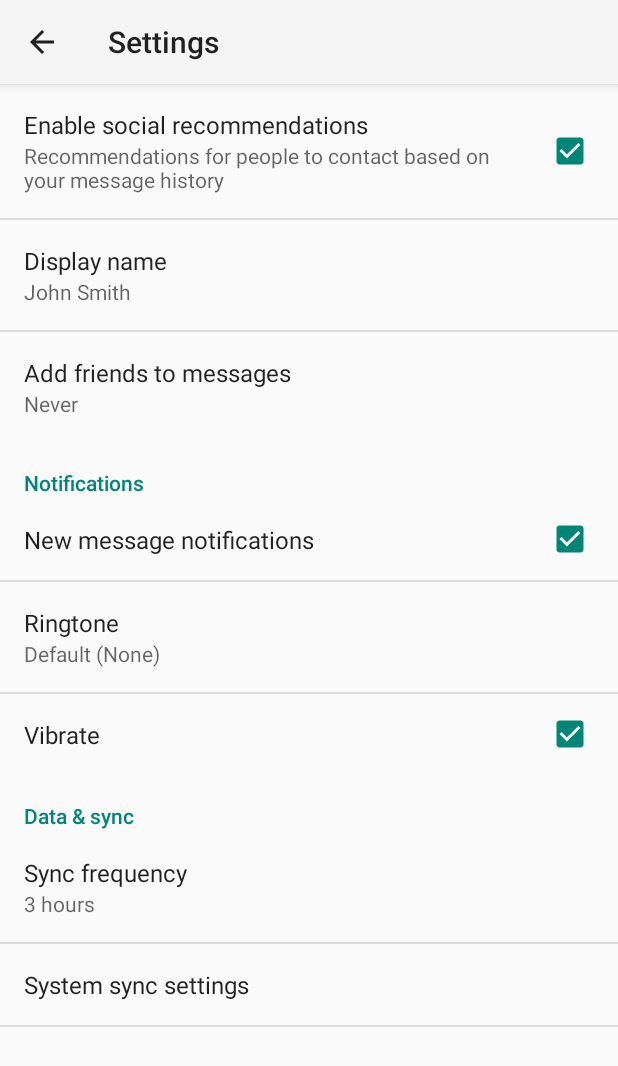
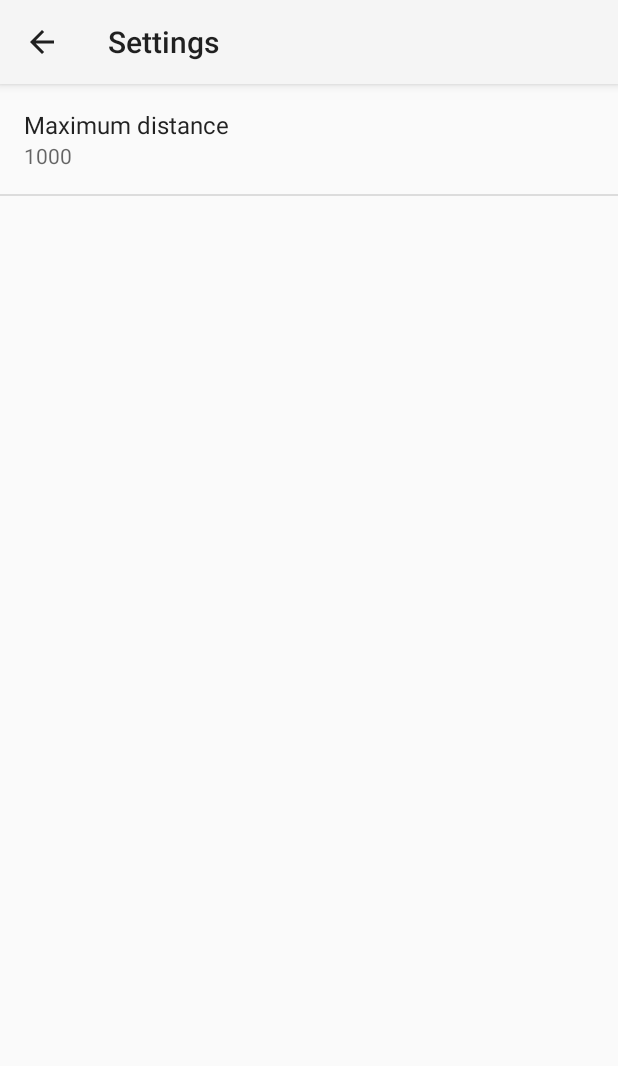
Before and after one commit to banditi/findme-application, an Android app: the MainActivity screen opened directly, with no data from a screen before it, in the options menu, after a tap on "Settings", on a phone screen of 412 x 824 dp. Shown: the top 1066 px of the screen. Run offline under Robolectric (Android 15) with nearby library versions, the phone set to English and light mode, and no system bars; 1 statement that could not run was skipped.

Commit message:
settings for maximum distance

```diff
--- a/application/findme/app/src/main/java/com/master_igor/findme/GPSHandler.java
+++ b/application/findme/app/src/main/java/com/master_igor/findme/GPSHandler.java
@@ -6,12 +6,14 @@ import android.content.BroadcastReceiver;
 import android.content.Context;
 import android.content.Intent;
 import android.content.IntentFilter;
+import android.content.SharedPreferences;
 import android.location.Location;
 import android.location.LocationListener;
 import android.location.LocationManager;
 import android.os.Bundle;
 import android.os.IBinder;
 import android.os.PowerManager;
+import android.preference.PreferenceManager;
 import android.support.v4.content.LocalBroadcastManager;
 import android.util.Log;
 import android.widget.Toast;
@@ -61,7 +63,7 @@ public class GPSHandler extends Service {
             Log.e(TAG, "LocationListener " + provider);
             mLastLocation = new Location(provider);
             String firstCoord = "http://master-igor.com/findme/setcoord/" + userID + "/" +
-                    strLat + "/" + strLon;
+                    strLat + "/" + strLon + "/";
             Log.d("FIRST", firstCoord);
             try {
                 URL url = new URL(firstCoord);
@@ -92,8 +94,11 @@ public class GPSHandler extends Service {
             } catch (NullPointerException e) {
                 strLon = "0";
             }
+
+            SharedPreferences settings = PreferenceManager.getDefaultSharedPreferences(GPSHandler.this);
+            int dist = Integer.parseInt(settings.getString("max_distance", "1000"));
             String coord = "http://master-igor.com/findme/setcoord/" + userID + "/" +
-                    strLat + "/" + strLon;
+                    strLat + "/" + strLon + "/" + dist + "/";
 
             try {
                 URL url = new URL(coord);
--- a/application/findme/app/src/main/java/com/master_igor/findme/LoginActivity.java
+++ b/application/findme/app/src/main/java/com/master_igor/findme/LoginActivity.java
@@ -5,6 +5,7 @@ import android.content.Intent;
 import android.content.SharedPreferences;
 import android.os.AsyncTask;
 import android.os.Bundle;
+import android.preference.PreferenceManager;
 import android.support.v4.content.LocalBroadcastManager;
 import android.util.Log;
 import android.view.View;
@@ -142,7 +143,16 @@ public class LoginActivity extends Activity {
                 VKApiUser user = ((VKList<VKApiUser>) response.parsedModel).get(0);
                 setMyId(user.getId());
 
-                String serverURL = "http://master-igor.com/findme/addid/" + getMyId();
+                int dist = 1000;
+//                try {
+                    SharedPreferences settings = PreferenceManager.getDefaultSharedPreferences(LoginActivity.this);
+                    dist = Integer.parseInt(settings.getString("max_distance", "1000"));
+                    Log.d("Login", "Max dist: " + dist);
+//                } catch (Exception e) {
+
+//                }
+
+                String serverURL = "http://master-igor.com/findme/addid/" + getMyId() + "/" + dist + "/";
 
                 intent = new Intent(LoginActivity.this, MainActivity.class);
                 Log.d("userID in intent", "ID: " + getMyId());
--- a/application/findme/app/src/main/java/com/master_igor/findme/MainActivity.java
+++ b/application/findme/app/src/main/java/com/master_igor/findme/MainActivity.java
@@ -6,10 +6,12 @@ import android.content.BroadcastReceiver;
 import android.content.Context;
 import android.content.Intent;
 import android.content.IntentFilter;
+import android.content.SharedPreferences;
 import android.location.Location;
 import android.net.Uri;
 import android.os.Bundle;
 import android.os.Handler;
+import android.preference.PreferenceManager;
 import android.support.v4.content.LocalBroadcastManager;
 import android.util.Log;
 import android.view.ContextMenu;
@@ -57,6 +59,7 @@ public class MainActivity extends ListActivity {
     private static String tokenKey = "5E27kyO4tAKdJdUaVy67";
 
     int userID;
+    private User currentUser = new User();
     private String friendResponse;
     private final List<User> users = new ArrayList<User>();
     private ArrayAdapter<User> listAdapter;
@@ -66,7 +69,7 @@ public class MainActivity extends ListActivity {
 
         @Override
         public void run() {
-            String serverURL = "http://master-igor.com/findme/getfriends/" + userID;
+            String serverURL = "http://master-igor.com/findme/getfriends/" + currentUser.getIdvk() + "/" + currentUser.getDistance() + "/";
             try {
                 //sending GET request with my own ID
                 URL url = new URL(serverURL);
@@ -106,6 +109,8 @@ public class MainActivity extends ListActivity {
         super.onCreate(savedInstanceState);
 
         userID = getIntent().getIntExtra("userID", 0);
+
+        currentUser.setIdvk(userID);
 
 //        if (savedInstanceState != null) {
 //            // Restore value of members from saved state
@@ -155,7 +160,7 @@ public class MainActivity extends ListActivity {
 
                 ((TextView) view.findViewById(android.R.id.text1)).setText(user.getName());
 
-                ((TextView) view.findViewById(android.R.id.text2)).setText("distance: " + user.getDistance() + " m");
+                ((TextView) view.findViewById(android.R.id.text2)).setText("Distance: " + user.getDistance() + " m");
                 return view;
 
             }
@@ -227,7 +232,17 @@ public class MainActivity extends ListActivity {
         sendMessageToGPService();
         registerForContextMenu(getListView());
         handler.post(r);
-//        Log.d("Resume", "" + userID);
+
+//        try {
+            SharedPreferences settings = PreferenceManager.getDefaultSharedPreferences(this);
+            int dist = Integer.parseInt(settings.getString("max_distance", "1000"));
+            currentUser.setDistance(dist);
+            Log.d("Settings", "Max dist: " + currentUser.getDistance());
+//        } catch (Exception e) {
+
+//        }
+
+        Log.d("Resume", "" + userID);
         VKUIHelper.onResume(this);
     }
 
@@ -256,7 +271,6 @@ public class MainActivity extends ListActivity {
     @Override
     protected void onStart() {
         super.onStart();
-//        Log.d("Start", "" + userID);
     }
 
 //    @Override
--- a/application/findme/app/src/main/java/com/master_igor/findme/SettingsActivity.java
+++ b/application/findme/app/src/main/java/com/master_igor/findme/SettingsActivity.java
@@ -102,24 +102,24 @@ public class SettingsActivity extends PreferenceActivity {
         addPreferencesFromResource(R.xml.pref_general);
 
         // Add 'notifications' preferences, and a corresponding header.
-        PreferenceCategory fakeHeader = new PreferenceCategory(this);
-        fakeHeader.setTitle(R.string.pref_header_notifications);
-        getPreferenceScreen().addPreference(fakeHeader);
-        addPreferencesFromResource(R.xml.pref_notification);
+//        PreferenceCategory fakeHeader = new PreferenceCategory(this);
+//        fakeHeader.setTitle(R.string.pref_header_notifications);
+//        getPreferenceScreen().addPreference(fakeHeader);
+//        addPreferencesFromResource(R.xml.pref_notification);
 
         // Add 'data and sync' preferences, and a corresponding header.
-        fakeHeader = new PreferenceCategory(this);
-        fakeHeader.setTitle(R.string.pref_header_data_sync);
-        getPreferenceScreen().addPreference(fakeHeader);
-        addPreferencesFromResource(R.xml.pref_data_sync);
+//        fakeHeader = new PreferenceCategory(this);
+//        fakeHeader.setTitle(R.string.pref_header_data_sync);
+//        getPreferenceScreen().addPreference(fakeHeader);
+//        addPreferencesFromResource(R.xml.pref_data_sync);
 
         // Bind the summaries of EditText/List/Dialog/Ringtone preferences to
         // their values. When their values change, their summaries are updated
         // to reflect the new value, per the Android Design guidelines.
-        bindPreferenceSummaryToValue(findPreference("example_text"));
-        bindPreferenceSummaryToValue(findPreference("example_list"));
-        bindPreferenceSummaryToValue(findPreference("notifications_new_message_ringtone"));
-        bindPreferenceSummaryToValue(findPreference("sync_frequency"));
+        bindPreferenceSummaryToValue(findPreference("max_distance"));
+//        bindPreferenceSummaryToValue(findPreference("example_list"));
+//        bindPreferenceSummaryToValue(findPreference("notifications_new_message_ringtone"));
+//        bindPreferenceSummaryToValue(findPreference("sync_frequency"));
     }
 
     /**
@@ -251,8 +251,8 @@ public class SettingsActivity extends PreferenceActivity {
             // to their values. When their values change, their summaries are
             // updated to reflect the new value, per the Android Design
             // guidelines.
-            bindPreferenceSummaryToValue(findPreference("example_text"));
-            bindPreferenceSummaryToValue(findPreference("example_list"));
+            bindPreferenceSummaryToValue(findPreference("max_distance"));
+//            bindPreferenceSummaryToValue(findPreference("example_list"));
         }
     }
 
@@ -271,7 +271,7 @@ public class SettingsActivity extends PreferenceActivity {
             // to their values. When their values change, their summaries are
             // updated to reflect the new value, per the Android Design
             // guidelines.
-            bindPreferenceSummaryToValue(findPreference("notifications_new_message_ringtone"));
+//            bindPreferenceSummaryToValue(findPreference("notifications_new_message_ringtone"));
         }
     }
 
@@ -290,7 +290,7 @@ public class SettingsActivity extends PreferenceActivity {
             // to their values. When their values change, their summaries are
             // updated to reflect the new value, per the Android Design
             // guidelines.
-            bindPreferenceSummaryToValue(findPreference("sync_frequency"));
+//            bindPreferenceSummaryToValue(findPreference("sync_frequency"));
         }
     }
 }
--- a/application/findme/app/src/main/java/com/master_igor/findme/User.java
+++ b/application/findme/app/src/main/java/com/master_igor/findme/User.java
@@ -9,6 +9,8 @@ public class User {
     private double latitude;
     private double longitude;
     private int distance;
+
+    public User() { }
 
     public User(String name) {
         this.name = name;
--- a/application/findme/app/src/main/res/values/strings_activity_settings.xml
+++ b/application/findme/app/src/main/res/values/strings_activity_settings.xml
@@ -11,8 +11,8 @@
         based on your message history
     </string>
 
-    <string name="pref_title_display_name">Display name</string>
-    <string name="pref_default_display_name">John Smith</string>
+    <string name="pref_title_max_distance">Maximum distance</string>
+    <string name="pref_default_max_distance">1000</string>
 
     <string name="pref_title_add_friends_to_messages">Add friends to messages</string>
     <string-array name="pref_example_list_titles">
--- a/application/findme/app/src/main/res/xml/pref_general.xml
+++ b/application/findme/app/src/main/res/xml/pref_general.xml
@@ -1,33 +1,32 @@
 <PreferenceScreen xmlns:android="http://schemas.android.com/apk/res/android">
 
-    <CheckBoxPreference
-        android:key="example_checkbox"
-        android:title="@string/pref_title_social_recommendations"
-        android:summary="@string/pref_description_social_recommendations"
-        android:defaultValue="true" />
+    <!--<CheckBoxPreference-->
+        <!--android:key="example_checkbox"-->
+        <!--android:title="@string/pref_title_social_recommendations"-->
+        <!--android:summary="@string/pref_description_social_recommendations"-->
+        <!--android:defaultValue="true" />-->
 
     <!-- NOTE: EditTextPreference accepts EditText attributes. -->
     <!-- NOTE: EditTextPreference's summary should be set to its value by the activity code. -->
     <EditTextPreference
-        android:key="example_text"
-        android:title="@string/pref_title_display_name"
-        android:defaultValue="@string/pref_default_display_name"
+        android:key="max_distance"
+        android:title="@string/pref_title_max_distance"
+        android:defaultValue="@string/pref_default_max_distance"
         android:selectAllOnFocus="true"
-        android:inputType="textCapWords"
-        android:capitalize="words"
+        android:inputType="number"
         android:singleLine="true"
         android:maxLines="1" />
 
     <!-- NOTE: Hide buttons to simplify the UI. Users can touch outside the dialog to
          dismiss it. -->
     <!-- NOTE: ListPreference's summary should be set to its value by the activity code. -->
-    <ListPreference
-        android:key="example_list"
-        android:title="@string/pref_title_add_friends_to_messages"
-        android:defaultValue="-1"
-        android:entries="@array/pref_example_list_titles"
-        android:entryValues="@array/pref_example_list_values"
-        android:negativeButtonText="@null"
-        android:positiveButtonText="@null" />
+    <!--<ListPreference-->
+        <!--android:key="example_list"-->
+        <!--android:title="@string/pref_title_add_friends_to_messages"-->
+        <!--android:defaultValue="-1"-->
+        <!--android:entries="@array/pref_example_list_titles"-->
+        <!--android:entryValues="@array/pref_example_list_values"-->
+        <!--android:negativeButtonText="@null"-->
+        <!--android:positiveButtonText="@null" />-->
 
 </PreferenceScreen>
--- a/application/findme/app/src/main/res/xml/pref_headers.xml
+++ b/application/findme/app/src/main/res/xml/pref_headers.xml
@@ -5,11 +5,4 @@
     <header android:fragment="com.master_igor.findme.SettingsActivity$GeneralPreferenceFragment"
         android:title="@string/pref_header_general" />
 
-    <header
-        android:fragment="com.master_igor.findme.SettingsActivity$NotificationPreferenceFragment"
-        android:title="@string/pref_header_notifications" />
-
-    <header android:fragment="com.master_igor.findme.SettingsActivity$DataSyncPreferenceFragment"
-        android:title="@string/pref_header_data_sync" />
-
 </preference-headers>
```
